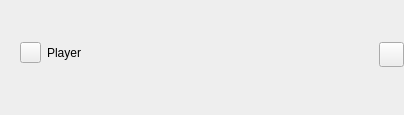
First picture: the form in mainwindow.ui, repository 0verwritten/player, before the edit.
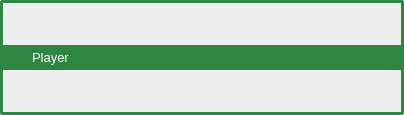
Second picture: the form after the edit. Icons and pictures are not drawn.

Patch:
```diff
--- a/mainwindow.ui
+++ b/mainwindow.ui
@@ -35,6 +35,11 @@
     </property>
     <item>
      <widget class="QWidget" name="windowFrame" native="true">
+      <property name="styleSheet">
+       <string notr="true">*{border: 3px solid #2d8742;
+border-radius:3px;
+}</string>
+      </property>
       <layout class="QVBoxLayout" name="verticalLayout_2">
        <property name="leftMargin">
         <number>0</number>
@@ -53,10 +58,24 @@
          <property name="maximumSize">
           <size>
            <width>16777215</width>
-           <height>30</height>
+           <height>25</height>
           </size>
          </property>
+         <property name="styleSheet">
+          <string notr="true">QPushButton{
+background-color:none;
+border:none;
+}
+*{
+color:#fff;
+background-color:#2d8742;
+border:none;
+}</string>
+         </property>
          <layout class="QHBoxLayout" name="horizontalLayout">
+          <property name="spacing">
+           <number>0</number>
+          </property>
           <property name="leftMargin">
            <number>0</number>
           </property>
@@ -67,9 +86,32 @@
            <number>0</number>
           </property>
           <property name="bottomMargin">
-           <number>9</number>
+           <number>0</number>
           </property>
           <item>
+           <layout class="QGridLayout" name="gridLayout">
+            <item row="0" column="2">
+             <widget class="QLabel" name="titleText">
+              <property name="minimumSize">
+               <size>
+                <width>0</width>
+                <height>0</height>
+               </size>
+              </property>
+              <property name="font">
+               <font>
+                <pointsize>10</pointsize>
+               </font>
+              </property>
+              <property name="text">
+               <string>Player</string>
+              </property>
+              <property name="margin">
+               <number>3</number>
+              </property>
+             </widget>
+            </item>
+            <item row="0" column="0">
            <spacer name="horizontalSpacer_2">
             <property name="orientation">
              <enum>Qt::Horizontal</enum>
@@ -79,13 +121,13 @@
             </property>
             <property name="sizeHint" stdset="0">
              <size>
-              <width>20</width>
+                <width>5</width>
               <height>18</height>
              </size>
             </property>
            </spacer>
           </item>
-          <item>
+            <item row="0" column="1">
            <widget class="QPushButton" name="icon">
             <property name="minimumSize">
              <size>
@@ -102,17 +144,28 @@
             <property name="text">
              <string/>
             </property>
-           </widget>
-          </item>
-          <item>
-           <widget class="QLabel" name="titleText">
-            <property name="text">
-             <string>Player</string>
-            </property>
-           </widget>
+              <property name="icon">
+               <iconset resource="img.qrc">
+                <normaloff>:/imgs/play.png</normaloff>:/imgs/play.png</iconset>
+              </property>
+              <property name="iconSize">
+               <size>
+                <width>20</width>
+                <height>20</height>
+               </size>
+              </property>
+             </widget>
+            </item>
+           </layout>
           </item>
           <item>
            <widget class="QPushButton" name="closeButton">
+            <property name="sizePolicy">
+             <sizepolicy hsizetype="Fixed" vsizetype="Fixed">
+              <horstretch>0</horstretch>
+              <verstretch>0</verstretch>
+             </sizepolicy>
+            </property>
             <property name="minimumSize">
              <size>
               <width>0</width>
@@ -121,10 +174,18 @@
             </property>
             <property name="maximumSize">
              <size>
-              <width>25</width>
+              <width>16777215</width>
               <height>16777215</height>
              </size>
             </property>
+            <property name="styleSheet">
+             <string notr="true">:hover{
+background-color:#f00;
+}
+*{
+border-radius:0px;
+}</string>
+            </property>
             <property name="text">
              <string/>
             </property>
@@ -134,8 +195,8 @@
             </property>
             <property name="iconSize">
              <size>
-              <width>17</width>
-              <height>17</height>
+              <width>16</width>
+              <height>16</height>
              </size>
             </property>
            </widget>
```
Lines whose indentation alone changed are shown as unchanged.
